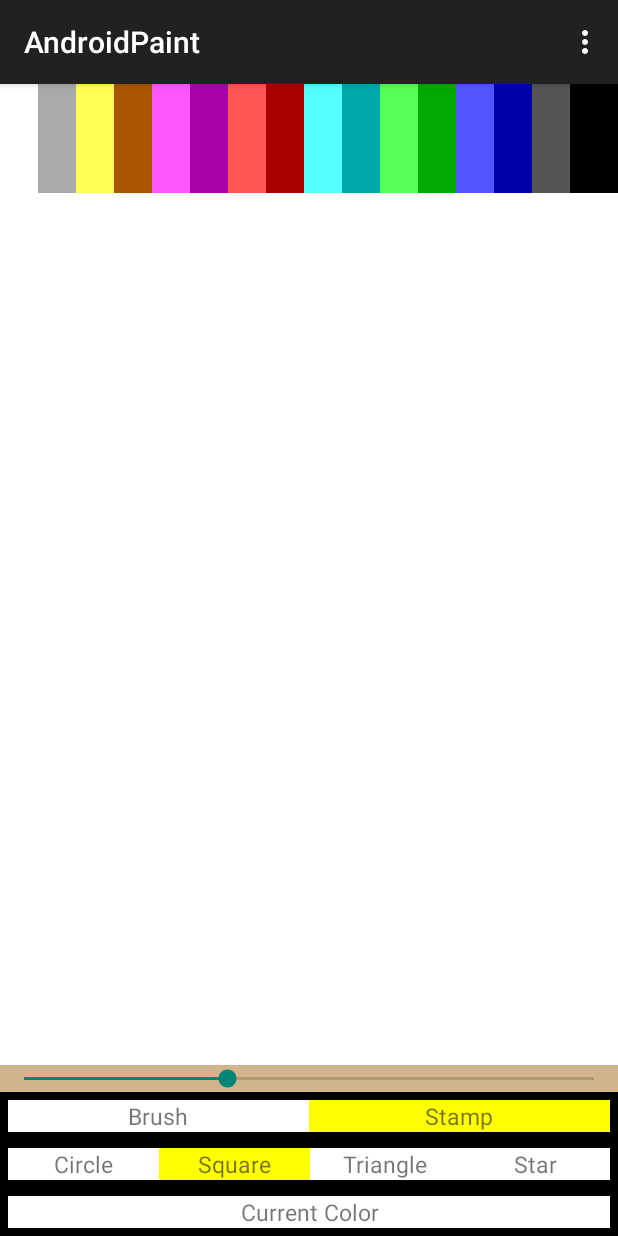
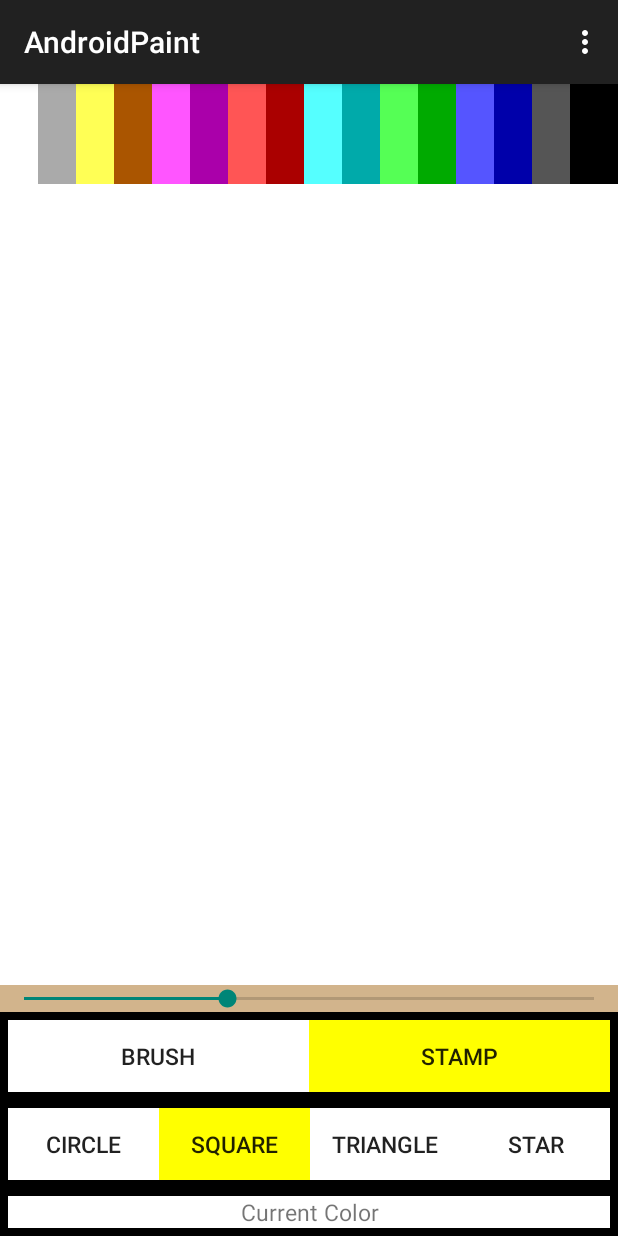
Before and after one commit to asaswain/JUN20, an Android app: the screen it shows after launch (MainActivity), in the options menu, after a tap on "Reset", on a phone screen of 412 x 824 dp. Run offline under Robolectric (Android 15) with nearby library versions, the phone set to English and light mode, and no system bars.

Commit message:
Add SketchPadView object to activity_main.xml file

```diff
--- a/app/src/main/java/edu/nyu/scps/JUN20/MainActivity.java
+++ b/app/src/main/java/edu/nyu/scps/JUN20/MainActivity.java
@@ -11,10 +11,9 @@ import android.view.Menu;
 import android.view.MenuItem;
 import android.view.View;
 import android.view.ViewGroup;
+import android.widget.Button;
 import android.widget.LinearLayout;
-import android.widget.RelativeLayout;
 import android.widget.SeekBar;
-import android.widget.TextView;
 
 /**
  * This application displays a canvas and allows the user to select a color, a brush type, and a shape and draw on the canvas using a TouchListener
@@ -25,34 +24,30 @@ public class MainActivity extends AppCompatActivity {
     SketchPadView sketchPad;
 
     final int shapeList[] = new int[] {
-            edu.nyu.scps.JUN20.R.id.circle,
-            edu.nyu.scps.JUN20.R.id.square,
-            edu.nyu.scps.JUN20.R.id.triangle,
-            edu.nyu.scps.JUN20.R.id.star,
+            R.id.circle,
+            R.id.square,
+            R.id.triangle,
+            R.id.star,
     };
 
     final int brushList[] = new int[] {
-            edu.nyu.scps.JUN20.R.id.brush,
-            edu.nyu.scps.JUN20.R.id.stamp,
+            R.id.brush,
+            R.id.stamp,
     };
 
     @Override
     protected void onCreate(Bundle savedInstanceState) {
         super.onCreate(savedInstanceState);
-        setContentView(edu.nyu.scps.JUN20.R.layout.activity_main);
+        setContentView(R.layout.activity_main);
 
         Resources resources = getResources();
 
-        // insert a SketchPadView view into the RelativeLayout for user to draw on
-
-        final RelativeLayout sketchPadLayout = (RelativeLayout) findViewById(edu.nyu.scps.JUN20.R.id.paper);
-        sketchPad = new SketchPadView(MainActivity.this);
-        sketchPadLayout.addView(sketchPad);
+        sketchPad = (SketchPadView) findViewById(R.id.sketchPad);
 
         // create a listener for the seekbar which controls the size of the image drawn by the user
 
         SeekBar seekBar;
-        seekBar = (SeekBar) findViewById(edu.nyu.scps.JUN20.R.id.size);
+        seekBar = (SeekBar) findViewById(R.id.size);
         seekBar.setOnSeekBarChangeListener(new SeekBar.OnSeekBarChangeListener() {
 
             public void onStopTrackingTouch(SeekBar seekBar) {
@@ -63,6 +58,7 @@ public class MainActivity extends AppCompatActivity {
 
             }
 
+            @Override
             public void onProgressChanged(SeekBar seekBar, int progress, boolean fromUser) {
                 float scale = (float) (progress+1) / 100f;
                 sketchPad.setSize(scale);
@@ -79,7 +75,7 @@ public class MainActivity extends AppCompatActivity {
             colorList[i] = resources.getIdentifier(colorid, "color", getPackageName());
         }
 
-        final LinearLayout palette = (LinearLayout) findViewById(edu.nyu.scps.JUN20.R.id.palette);
+        final LinearLayout palette = (LinearLayout) findViewById(R.id.palette);
         DisplayMetrics displayMetrics = resources.getDisplayMetrics();
         int pixelWidth = displayMetrics.widthPixels;
 
@@ -115,7 +111,7 @@ public class MainActivity extends AppCompatActivity {
         ShapeOnClickListener shapeOnClickListener = new ShapeOnClickListener();
 
         for (int i = 0; i < shapeList.length; ++i) {
-            TextView shapeView = (TextView) findViewById(shapeList[i]);
+            Button shapeView = (Button) findViewById(shapeList[i]);
             // set an onClickListener for all the views in the shape palette  to enable us to change the shape
             shapeView.setOnClickListener(shapeOnClickListener);
         }
@@ -125,7 +121,7 @@ public class MainActivity extends AppCompatActivity {
         BrushOnClickListener brushOnClickListener = new BrushOnClickListener();
 
         for (int i = 0; i < brushList.length; ++i) {
-            TextView brushView = (TextView) findViewById(brushList[i]);
+            Button brushView = (Button) findViewById(brushList[i]);
             // set an onClickListener for all the views in the shape palette  to enable us to change the shape
             brushView.setOnClickListener(brushOnClickListener);
         }
@@ -141,7 +137,7 @@ public class MainActivity extends AppCompatActivity {
             sketchPad.setPaintColor(backgroundColor.getColor());
 
             // update color of Current Color View
-            View currentColor = findViewById(edu.nyu.scps.JUN20.R.id.current_color);
+            View currentColor = findViewById(R.id.current_color);
             currentColor.setBackgroundColor(backgroundColor.getColor());
         }
     }
@@ -151,12 +147,12 @@ public class MainActivity extends AppCompatActivity {
 
         @Override
         public void onClick(View v) {
-            TextView textView = (TextView) v;
-            String text = textView.getText().toString();
+            Button button = (Button) v;
+            String text = button.getText().toString();
             sketchPad.setShape(text);
 
             for (int i = 0; i < shapeList.length; ++i) {
-                TextView shapeView = (TextView) findViewById(shapeList[i]);
+                Button shapeView = (Button) findViewById(shapeList[i]);
                 Log.d("shape", ""+shapeList[i]);
                 shapeView.setBackgroundColor(Color.WHITE);
             }
@@ -171,13 +167,12 @@ public class MainActivity extends AppCompatActivity {
 
         @Override
         public void onClick(View v) {
-            TextView textView = (TextView) v;
-            String text = textView.getText().toString();
+            Button button = (Button) v;
+            String text = button.getText().toString();
             sketchPad.setDrawType(text);
 
             for (int i = 0; i < brushList.length; ++i) {
-                TextView brushView = (TextView) findViewById(brushList[i]);
-                Log.d("brush", ""+brushList[i]);
+                Button brushView = (Button) findViewById(brushList[i]);
                 brushView.setBackgroundColor(Color.WHITE);
             }
 
@@ -190,7 +185,7 @@ public class MainActivity extends AppCompatActivity {
     @Override
     public boolean onCreateOptionsMenu(Menu menu) {
         // Inflate the menu; this adds items to the action bar if it is present.
-        getMenuInflater().inflate(edu.nyu.scps.JUN20.R.menu.menu_main, menu);
+        getMenuInflater().inflate(R.menu.menu_main, menu);
         return true;
     }
 
@@ -202,11 +197,11 @@ public class MainActivity extends AppCompatActivity {
         int id = item.getItemId();
 
         ////noinspection SimplifiableIfStatement
-        //if (id == edu.nyu.scps.JUN20.R.id.action_settings) {
+        //if (id == R.id.action_settings) {
         //    return true;
         //}
 
-        if (id == edu.nyu.scps.JUN20.R.id.action_reset) {
+        if (id == R.id.action_reset) {
             sketchPad.eraseSketchPad();
             return true;
         }
--- a/app/src/main/java/edu/nyu/scps/JUN20/SketchPadView.java
+++ b/app/src/main/java/edu/nyu/scps/JUN20/SketchPadView.java
@@ -4,6 +4,7 @@ import android.content.Context;
 import android.graphics.Canvas;
 import android.graphics.Color;
 import android.graphics.Paint;
+import android.util.AttributeSet;
 import android.view.MotionEvent;
 import android.view.View;
 
@@ -24,6 +25,19 @@ public class SketchPadView extends View {
     public SketchPadView(Context context) {
         super(context);
 
+        setListeners();
+    }
+
+    // used when constructing object from layout activity_main.xml file
+    public SketchPadView(Context context, AttributeSet attributeSet) {
+        super(context, attributeSet);
+
+        setListeners();
+    }
+
+    // set up listeners for SketchPadView object
+    private void setListeners() {
+
         // initialize class variables
         imageList = new ArrayList<ShapeDrawable>();
         scale = 0.1f;
@@ -34,6 +48,7 @@ public class SketchPadView extends View {
         cursorImage = null;
         drawType = "Stamp";
 
+        // anonymous class because we're only creating one listener
         setOnTouchListener(new OnTouchListener() {
             @Override
             public boolean onTouch(View v, MotionEvent event) {
--- a/app/src/main/res/layout/activity_main.xml
+++ b/app/src/main/res/layout/activity_main.xml
@@ -20,23 +20,11 @@
 
     </LinearLayout>
 
-    <LinearLayout
+    <edu.nyu.scps.JUN20.SketchPadView
         android:layout_width="match_parent"
         android:layout_height="0dp"
-        android:orientation="horizontal"
         android:layout_weight="8"
-        android:gravity="left">
-
-        <RelativeLayout
-            android:layout_width="match_parent"
-            android:layout_height="match_parent"
-            android:id="@+id/paper"
-            android:background="@color/darkgrey">
-        </RelativeLayout>
-
-        <!-- SketchPad will be inserted here by MainActivity java code -->
-
-    </LinearLayout>
+        android:id="@+id/sketchPad"/>
 
     <LinearLayout
         android:layout_width="match_parent"
@@ -63,7 +51,7 @@
         android:orientation="horizontal"
         android:background="@color/black">
 
-        <TextView
+        <Button
             android:layout_width="match_parent"
             android:layout_height="wrap_content"
             android:textSize="15sp"
@@ -72,7 +60,7 @@
             android:layout_weight="1"
             android:id="@+id/brush"
             android:text="@string/brush"/>
-        <TextView
+        <Button
             android:layout_width="match_parent"
             android:layout_height="wrap_content"
             android:textSize="15sp"
@@ -93,7 +81,7 @@
         android:orientation="horizontal"
         android:background="@color/black">
 
-        <TextView
+        <Button
             android:layout_width="match_parent"
             android:layout_height="wrap_content"
             android:textSize="15sp"
@@ -102,7 +90,7 @@
             android:layout_weight="1"
             android:id="@+id/circle"
             android:text="@string/circle"/>
-        <TextView
+        <Button
             android:layout_width="match_parent"
             android:layout_height="wrap_content"
             android:textSize="15sp"
@@ -111,7 +99,7 @@
             android:layout_weight="1"
             android:id="@+id/square"
             android:text="@string/square"/>
-        <TextView
+        <Button
             android:layout_width="match_parent"
             android:layout_height="wrap_content"
             android:textSize="15sp"
@@ -120,7 +108,7 @@
             android:layout_weight="1"
             android:id="@+id/triangle"
             android:text="@string/triangle"/>
-        <TextView
+        <Button
             android:layout_width="match_parent"
             android:layout_height="wrap_content"
             android:textSize="15sp"
--- a/app/src/main/res/menu/menu_main.xml
+++ b/app/src/main/res/menu/menu_main.xml
@@ -1,8 +1,8 @@
 <menu xmlns:android="http://schemas.android.com/apk/res/android"
     xmlns:app="http://schemas.android.com/apk/res-auto"
     xmlns:tools="http://schemas.android.com/tools" tools:context=".MainActivity">
-    <!--<item android:id="@+id/action_settings" android:title="@string/action_settings"
-        android:orderInCategory="100" app:showAsAction="never"/> -->
     <item android:id="@+id/action_reset" android:title="@string/action_reset"
         android:orderInCategory="80" app:showAsAction="never"/>
+    <item android:id="@+id/action_settings" android:title="@string/action_settings"
+        android:orderInCategory="100" app:showAsAction="never"/>
 </menu>
```
Also changed, not shown: 3 other files. Lines whose indentation alone changed are shown as unchanged.
